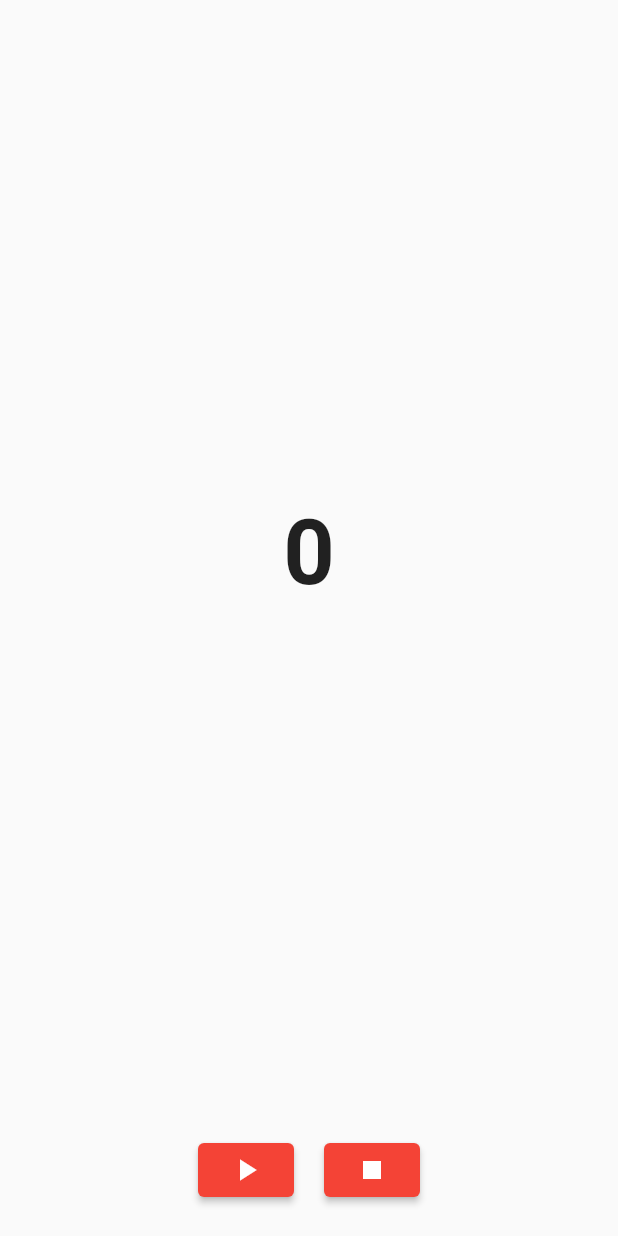
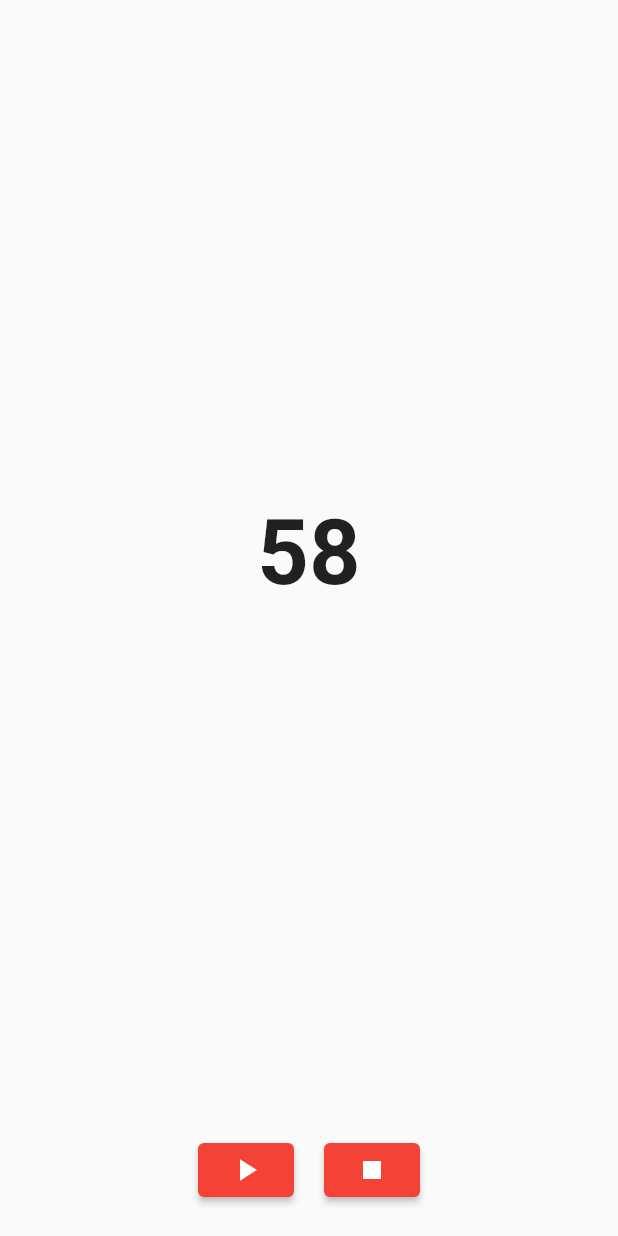
Before and after one commit to yagizdo/countdown-ui, a Flutter app: the screen it shows after launch, after a tap on the "play arrow" icon, on a phone screen of 412 x 824 dp. Run offline on Flutter 3.47's test engine with Material 2 defaults, Android fonts, the phone set to English and light mode, and no system bars.

Commit message:
Added start button codes

```diff
--- a/lib/Screens/home_screen.dart
+++ b/lib/Screens/home_screen.dart
@@ -49,7 +49,12 @@ class _HomeScreenState extends State<HomeScreen> with TickerProviderStateMixin {
           child: Row(
             mainAxisAlignment: MainAxisAlignment.center,
             children: [
-              ElevatedButton(onPressed: () {}, child: Icon(Icons.play_arrow)),
+              ElevatedButton(
+                  onPressed: () {
+                    controller.reverse(
+                        from: controller.value == 0 ? 1.0 : controller.value);
+                  },
+                  child: Icon(Icons.play_arrow)),
               const SizedBox(
                 width: 20,
               ),
```
